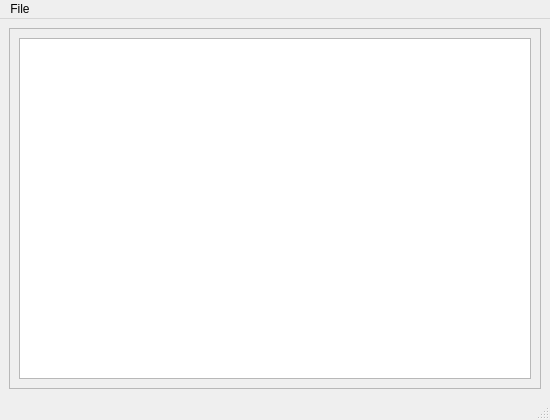
Before: the Qt Designer form mainInterface.ui in ruslanbk11/PyQt5Gui, drawn with Qt 5.
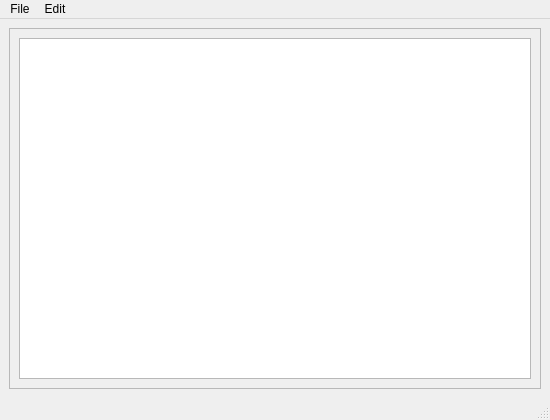
After: the same form once the commit is applied.

```diff
--- a/mainInterface.ui
+++ b/mainInterface.ui
@@ -56,7 +56,14 @@
     <addaction name="actionSave"/>
     <addaction name="separator"/>
    </widget>
+   <widget class="QMenu" name="menuEdit">
+    <property name="title">
+     <string>Edit</string>
+    </property>
+    <addaction name="actionChoose_color"/>
+   </widget>
    <addaction name="menuFile"/>
+   <addaction name="menuEdit"/>
   </widget>
   <widget class="QStatusBar" name="statusbar"/>
   <action name="actionLoad">
```
Left out of the diff: 5 changed lines with no effect on the pictures.
